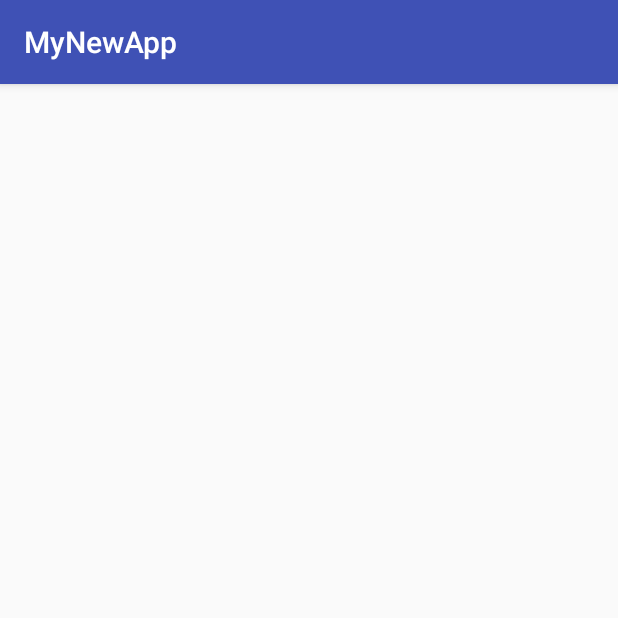
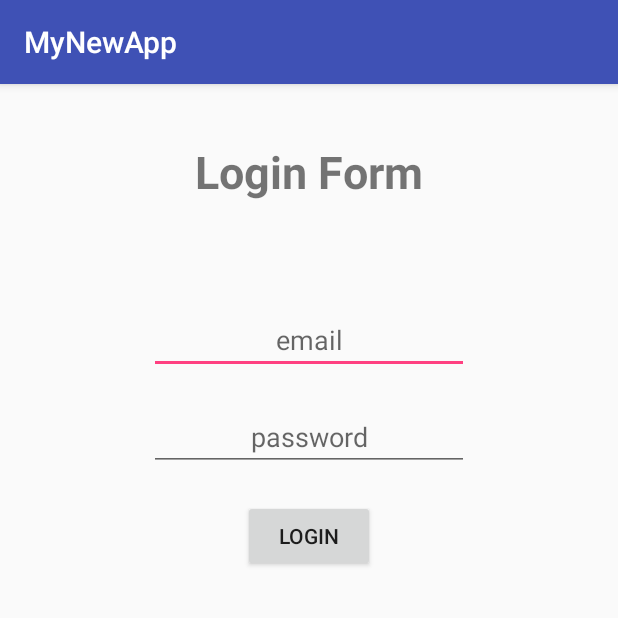
Before and after one commit to omrobbie/udemy-android-beginner-to-advance, an Android app: the screen it shows after launch (MainActivity), on a phone screen of 412 x 824 dp, the top half of it. Run offline under Robolectric (Android 15) with nearby library versions, the phone set to English and light mode, and no system bars.

Commit message:
create login form

```diff
--- a/MyNewApp/app/src/main/res/layout/activity_main.xml
+++ b/MyNewApp/app/src/main/res/layout/activity_main.xml
@@ -6,4 +6,53 @@
     android:layout_height="match_parent"
     tools:context="com.omrobbie.mynewapp.MainActivity">
 
+    <TextView
+        android:id="@+id/textView"
+        android:layout_width="wrap_content"
+        android:layout_height="wrap_content"
+        android:layout_alignParentTop="true"
+        android:layout_centerHorizontal="true"
+        android:layout_marginTop="38dp"
+        android:text="Login Form"
+        android:textSize="30sp"
+        android:textStyle="bold"
+        app:layout_constraintBottom_toBottomOf="parent"
+        app:layout_constraintLeft_toLeftOf="parent"
+        app:layout_constraintRight_toRightOf="parent"
+        app:layout_constraintTop_toTopOf="parent" />
+
+    <EditText
+        android:id="@+id/editText"
+        android:layout_width="wrap_content"
+        android:layout_height="wrap_content"
+        android:layout_below="@+id/textView"
+        android:layout_centerHorizontal="true"
+        android:layout_marginTop="69dp"
+        android:ems="10"
+        android:hint="email"
+        android:inputType="textPersonName"
+        android:textAlignment="center" />
+
+    <EditText
+        android:id="@+id/editText2"
+        android:layout_width="wrap_content"
+        android:layout_height="wrap_content"
+        android:layout_alignLeft="@+id/editText"
+        android:layout_alignStart="@+id/editText"
+        android:layout_below="@+id/editText"
+        android:layout_marginTop="19dp"
+        android:ems="10"
+        android:hint="password"
+        android:inputType="textPassword"
+        android:textAlignment="center" />
+
+    <Button
+        android:id="@+id/button"
+        android:layout_width="wrap_content"
+        android:layout_height="wrap_content"
+        android:layout_below="@+id/editText2"
+        android:layout_centerHorizontal="true"
+        android:layout_marginTop="19dp"
+        android:text="Login" />
+
 </RelativeLayout>
```
